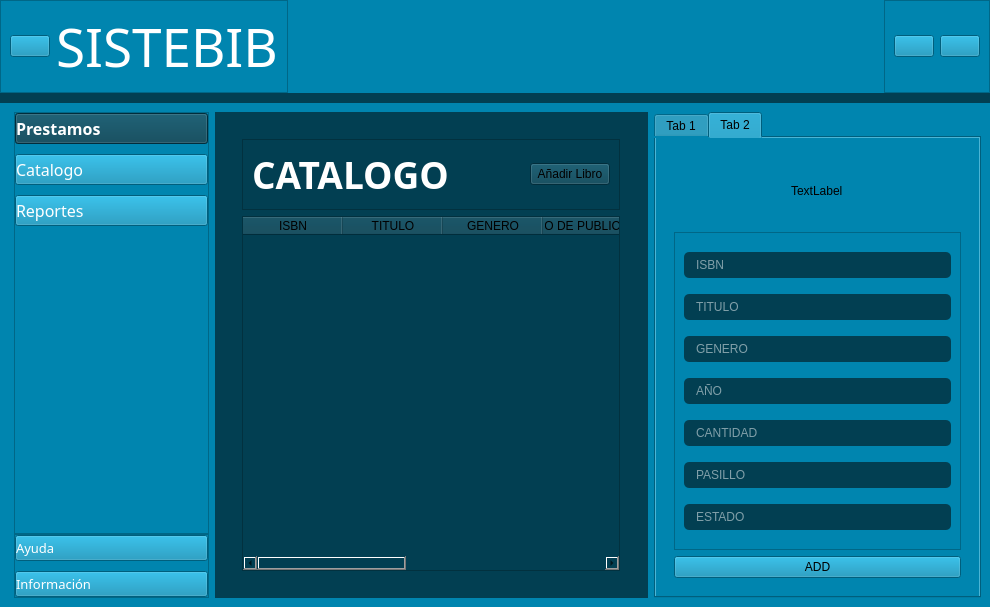
alejandroCodee/GestorBibliotecario, file generated-files/new_new_new_new_interface.ui: the form before one commit.
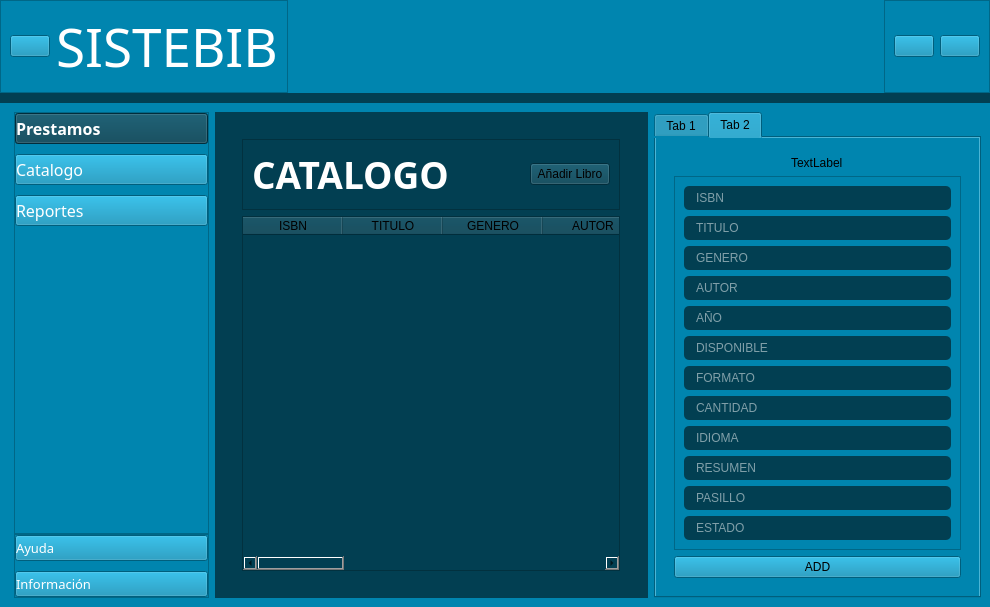
The form after the commit. The open tabs and pages were chosen to show the change. Icons and pictures are not drawn. Custom widgets are drawn as their Qt base class.

The edit to the form file:
```diff
--- a/generated-files/new_new_new_new_interface.ui
+++ b/generated-files/new_new_new_new_interface.ui
@@ -634,6 +634,11 @@
                      <string>GENERO</string>
                     </property>
                    </column>
+                   <column>
+                    <property name="text">
+                     <string>AUTOR</string>
+                    </property>
+                   </column>
                    <column>
                     <property name="text">
                      <string>AÑO DE PUBLICACIÓN</string>
@@ -641,7 +646,27 @@
                    </column>
                    <column>
                     <property name="text">
-                     <string>CANTIDAD DISPONIBLE</string>
+                     <string>DISPONIBLE</string>
+                    </property>
+                   </column>
+                   <column>
+                    <property name="text">
+                     <string>FORMATO</string>
+                    </property>
+                   </column>
+                   <column>
+                    <property name="text">
+                     <string>COPIAS</string>
+                    </property>
+                   </column>
+                   <column>
+                    <property name="text">
+                     <string>IDIOMA</string>
+                    </property>
+                   </column>
+                   <column>
+                    <property name="text">
+                     <string>RESUMEN</string>
                     </property>
                    </column>
                    <column>
@@ -992,6 +1017,20 @@
                       </property>
                      </widget>
                     </item>
+                    <item>
+                     <widget class="QLineEdit" name="AUTOR_LE">
+                      <property name="styleSheet">
+                       <string notr="true">background-color: rgb(2, 63, 82);
+padding: 5px 10px;
+border-radius: 5px;
+
+color: rgb(255, 255, 255);</string>
+                      </property>
+                      <property name="placeholderText">
+                       <string>AUTOR</string>
+                      </property>
+                     </widget>
+                    </item>
                     <item>
                      <widget class="QLineEdit" name="ANOP_LE">
                       <property name="styleSheet">
@@ -1006,6 +1045,34 @@
                       </property>
                      </widget>
                     </item>
+                    <item>
+                     <widget class="QLineEdit" name="DISPONIBLE_LE">
+                      <property name="styleSheet">
+                       <string notr="true">background-color: rgb(2, 63, 82);
+padding: 5px 10px;
+border-radius: 5px;
+
+color: rgb(255, 255, 255);</string>
+                      </property>
+                      <property name="placeholderText">
+                       <string>DISPONIBLE</string>
+                      </property>
+                     </widget>
+                    </item>
+                    <item>
+                     <widget class="QLineEdit" name="FORMATO_LE">
+                      <property name="styleSheet">
+                       <string notr="true">background-color: rgb(2, 63, 82);
+padding: 5px 10px;
+border-radius: 5px;
+
+color: rgb(255, 255, 255);</string>
+                      </property>
+                      <property name="placeholderText">
+                       <string>FORMATO</string>
+                      </property>
+                     </widget>
+                    </item>
                     <item>
                      <widget class="QLineEdit" name="CANTIDAD_LE">
                       <property name="styleSheet">
@@ -1020,6 +1087,34 @@
                       </property>
                      </widget>
                     </item>
+                    <item>
+                     <widget class="QLineEdit" name="IDIOMA_LE">
+                      <property name="styleSheet">
+                       <string notr="true">background-color: rgb(2, 63, 82);
+padding: 5px 10px;
+border-radius: 5px;
+
+color: rgb(255, 255, 255);</string>
+                      </property>
+                      <property name="placeholderText">
+                       <string>IDIOMA</string>
+                      </property>
+                     </widget>
+                    </item>
+                    <item>
+                     <widget class="QLineEdit" name="RESUMEN_LE">
+                      <property name="styleSheet">
+                       <string notr="true">background-color: rgb(2, 63, 82);
+padding: 5px 10px;
+border-radius: 5px;
+
+color: rgb(255, 255, 255);</string>
+                      </property>
+                      <property name="placeholderText">
+                       <string>RESUMEN</string>
+                      </property>
+                     </widget>
+                    </item>
                     <item>
                      <widget class="QLineEdit" name="PASILLO_LE">
                       <property name="styleSheet">
```
